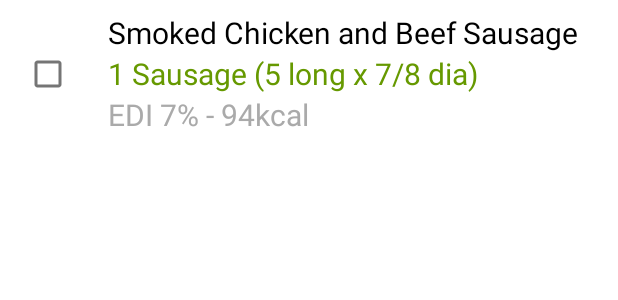
After one commit to TPPDuy/InterviewTest, an Android app: the layout row_dish_layout.xml on its own in the app's theme, with its tools: preview values and no code run, on a phone screen of 412 x 824 dp. The commit adds this screen. Shown: the top 300 px of the screen. Run offline under Robolectric (Android 15) with nearby library versions, the phone set to English and light mode, and no system bars.

Commit message:
Setup base code

```diff
--- a/app/build.gradle
+++ b/app/build.gradle
@@ -43,6 +43,8 @@ dependencies {
     androidTestImplementation 'androidx.test.ext:junit:1.1.4'
     androidTestImplementation 'androidx.test.espresso:espresso-core:3.5.0'
 
+    implementation 'androidx.fragment:fragment-ktx:1.5.5'
+
     // Hilt
     implementation("com.google.dagger:hilt-android:2.44.2")
     kapt("com.google.dagger:hilt-android-compiler:2.44.2")
--- a/app/src/main/AndroidManifest.xml
+++ b/app/src/main/AndroidManifest.xml
@@ -3,6 +3,7 @@
     xmlns:tools="http://schemas.android.com/tools">
 
     <application
+        android:name=".UthusInterviewTestApp"
         android:allowBackup="true"
         android:dataExtractionRules="@xml/data_extraction_rules"
         android:fullBackupContent="@xml/backup_rules"
@@ -13,7 +14,7 @@
         android:theme="@style/Theme.UthusInterviewTest"
         tools:targetApi="31">
         <activity
-            android:name=".MainActivity"
+            android:name=".presenter.MainActivity"
             android:exported="true">
             <intent-filter>
                 <action android:name="android.intent.action.MAIN" />
--- a/app/src/main/res/layout/activity_main.xml
+++ b/app/src/main/res/layout/activity_main.xml
@@ -4,7 +4,7 @@
     xmlns:tools="http://schemas.android.com/tools"
     android:layout_width="match_parent"
     android:layout_height="match_parent"
-    tools:context=".MainActivity">
+    tools:context=".presenter.MainActivity">
 
     <TextView
         android:layout_width="wrap_content"
--- /dev/null
+++ b/app/src/main/res/layout/row_dish_layout.xml
@@ -0,0 +1,102 @@
+<?xml version="1.0" encoding="utf-8"?>
+<androidx.constraintlayout.widget.ConstraintLayout xmlns:android="http://schemas.android.com/apk/res/android"
+    android:layout_width="match_parent"
+    android:layout_height="wrap_content"
+    xmlns:app="http://schemas.android.com/apk/res-auto"
+    xmlns:tools="http://schemas.android.com/tools"
+    android:padding="8dp">
+
+    <CheckBox
+        android:id="@+id/checkbox"
+        android:layout_width="48dp"
+        android:layout_height="48dp"
+        app:layout_constraintStart_toStartOf="parent"
+        app:layout_constraintTop_toTopOf="parent"
+        app:layout_constraintBottom_toBottomOf="parent"/>
+
+    <TextView
+        android:id="@+id/dish_name"
+        android:layout_width="0dp"
+        android:layout_height="wrap_content"
+        android:maxLines="2"
+        android:ellipsize="end"
+        android:layout_marginStart="16dp"
+        android:textSize="20sp"
+        android:textColor="@android:color/black"
+        app:layout_constraintStart_toEndOf="@id/checkbox"
+        app:layout_constraintTop_toTopOf="parent"
+        app:layout_constraintEnd_toEndOf="parent"
+        tools:text="Smoked Chicken and Beef Sausage"/>
+
+    <TextView
+        android:id="@+id/dish_quantities"
+        android:layout_width="0dp"
+        android:layout_height="wrap_content"
+        android:maxLines="2"
+        android:ellipsize="end"
+        android:textSize="20sp"
+        android:textColor="@android:color/holo_green_dark"
+        app:layout_constraintStart_toStartOf="@id/dish_name"
+        app:layout_constraintTop_toBottomOf="@id/dish_name"
+        app:layout_constraintEnd_toEndOf="parent"
+        tools:text="1 Sausage (5 long x 7/8 dia)"/>
+
+    <TextView
+        android:id="@+id/dish_calories"
+        android:layout_width="0dp"
+        android:layout_height="wrap_content"
+        android:maxLines="2"
+        android:ellipsize="end"
+        android:textSize="20sp"
+        android:textColor="@android:color/darker_gray"
+        app:layout_constraintStart_toStartOf="@id/dish_name"
+        app:layout_constraintEnd_toEndOf="parent"
+        app:layout_constraintTop_toBottomOf="@id/dish_quantities"
+        tools:text="EDI 7% - 94kcal"/>
+
+    <Button
+        android:id="@+id/btn_remove"
+        android:layout_width="48dp"
+        android:layout_height="48dp"
+        android:layout_marginTop="8dp"
+        android:backgroundTint="@android:color/lighter_gray"
+        android:text="-"
+        android:textSize="24sp"
+        android:textColor="@android:color/black"
+        app:layout_constraintTop_toBottomOf="@id/dish_calories"
+        app:layout_constraintBottom_toBottomOf="parent"
+        app:layout_constraintStart_toStartOf="@id/dish_name" />
+
+    <TextView
+        android:id="@+id/text_selected_number"
+        android:layout_width="wrap_content"
+        android:layout_height="wrap_content"
+        android:textSize="20sp"
+        android:textColor="@android:color/black"
+        android:layout_marginStart="24dp"
+        app:layout_constraintStart_toEndOf="@id/btn_remove"
+        app:layout_constraintEnd_toStartOf="@id/btn_add"
+        app:layout_constraintTop_toTopOf="@id/btn_remove"
+        app:layout_constraintBottom_toBottomOf="@id/btn_remove"
+        tools:text="2"/>
+
+    <Button
+        android:id="@+id/btn_add"
+        android:layout_width="48dp"
+        android:layout_height="48dp"
+        android:backgroundTint="@android:color/lighter_gray"
+        android:text="+"
+        android:textSize="24sp"
+        android:textColor="@android:color/black"
+        android:layout_marginStart="24dp"
+        app:layout_constraintTop_toTopOf="@id/btn_remove"
+        app:layout_constraintBottom_toBottomOf="@id/btn_remove"
+        app:layout_constraintStart_toEndOf="@id/text_selected_number"/>
+
+    <androidx.constraintlayout.widget.Group
+        android:id="@+id/group_adjust_selected_number"
+        android:layout_width="wrap_content"
+        android:layout_height="wrap_content"
+        app:constraint_referenced_ids="btn_remove, text_selected_number, btn_add"
+        tools:visibility="gone"/>
+</androidx.constraintlayout.widget.ConstraintLayout>
--- a/app/src/main/res/values/strings.xml
+++ b/app/src/main/res/values/strings.xml
@@ -1,3 +1,3 @@
 <resources>
-    <string name="app_name">UthusInterviewTest</string>
+    <string name="app_name">Phu Duy Interview Test</string>
 </resources>
```
Also changed, not shown: app/src/main/java/com/uthus/test/MainActivity.kt (deleted, +0 -11 lines), app/src/main/java/com/uthus/test/UthusInterviewTestApp.kt (added, +12 -0 lines), app/src/main/java/com/uthus/test/data/database/CoreDatabase.kt (added, +42 -0 lines), app/src/main/java/com/uthus/test/data/database/DishDao.kt (added, +23 -0 lines), app/src/main/java/com/uthus/test/data/model/Dish.kt (added, +21 -0 lines), app/src/main/java/com/uthus/test/data/repository/DishRepositoryImpl.kt (added, +22 -0 lines), app/src/main/java/com/uthus/test/data/storage/DishStorage.kt (added, +20 -0 lines), app/src/main/java/com/uthus/test/data/storage/DishStorageImpl.kt (added, +34 -0 lines), app/src/main/java/com/uthus/test/di/HiltDaoModule.kt (added, +33 -0 lines), app/src/main/java/com/uthus/test/di/HiltDishRepositoryModule.kt (added, +33 -0 lines), app/src/main/java/com/uthus/test/domain/DishRepository.kt (added, +10 -0 lines), app/src/main/java/com/uthus/test/presenter/DataResult.kt (added, +24 -0 lines), app/src/main/java/com/uthus/test/presenter/DishAdapter.kt (added, +59 -0 lines), app/src/main/java/com/uthus/test/presenter/MainActivity.kt (added, +37 -0 lines), 1 more files.
